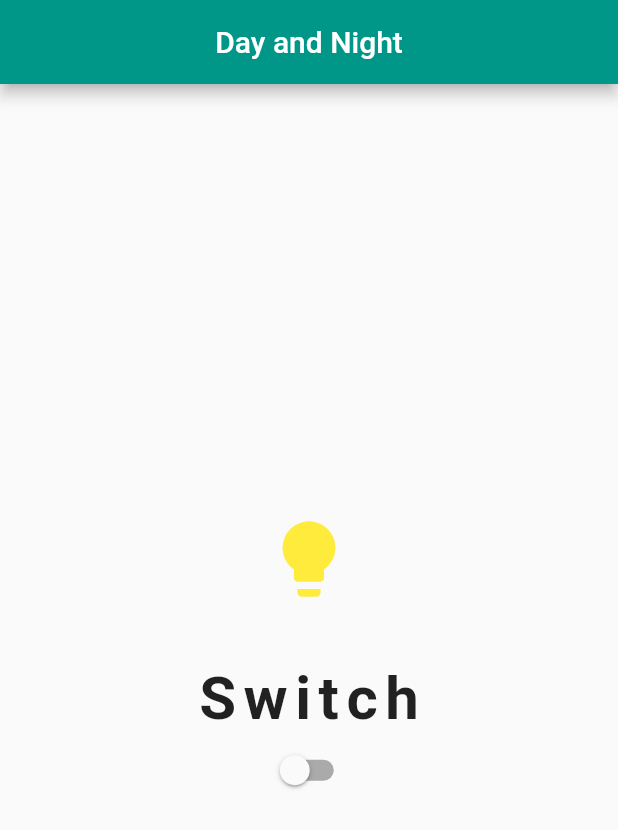
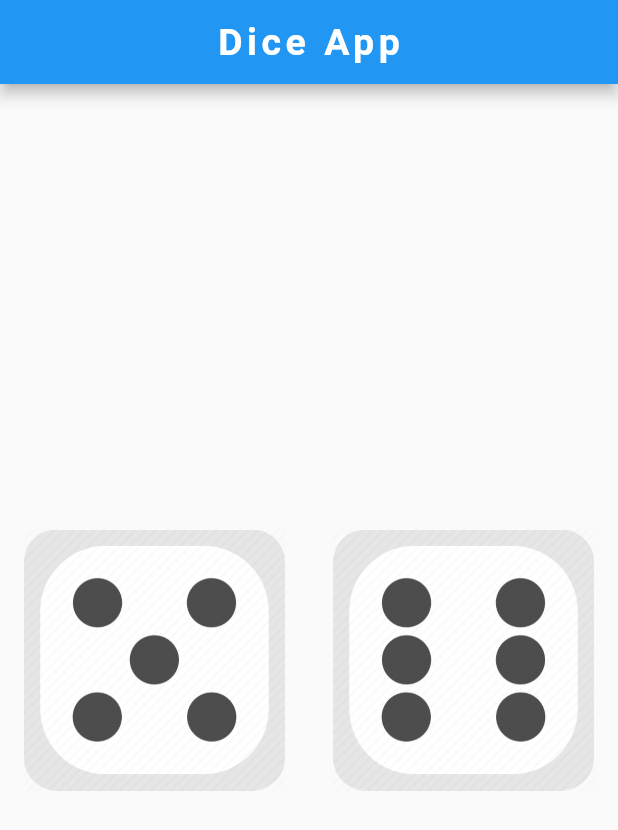
Before and after one commit to abdulkadercse/dark-mode, a Flutter app: the screen it shows after launch, on a phone screen of 412 x 824 dp. Shown: the top 830 px of the screen. Run offline on Flutter 3.47's test engine with Material 2 defaults, Android fonts, the phone set to English and light mode, and no system bars.

Commit message:
this is first commit

```diff
--- a/lib/main.dart
+++ b/lib/main.dart
@@ -1,56 +1,73 @@
+import 'dart:math';
 import 'package:flutter/material.dart';
 void main(){
   runApp(MyApp());
 }
-
 class MyApp extends StatelessWidget {
   const MyApp({Key? key}) : super(key: key);
+
   @override
   Widget build(BuildContext context) {
     return MaterialApp(
-      debugShowCheckedModeBanner: false,
-      home: HomePage(),
+      home: DicePage(),
     );
   }
 }
-class HomePage extends StatefulWidget {
-  const HomePage({Key? key}) : super(key: key);
+class DicePage extends StatefulWidget {
+  const DicePage({Key? key}) : super(key: key);
+
   @override
-  _HomePageState createState() => _HomePageState();
+  _DicePageState createState() => _DicePageState();
 }
-class _HomePageState extends State<HomePage> {
-  bool _switch = false;
-  ThemeData dark = ThemeData(brightness: Brightness.dark);
-  ThemeData light = ThemeData(brightness: Brightness.light);
+
+class _DicePageState extends State<DicePage> {
+  int leftDiceNumer=5;
+  int rightDiceNumber=6;
+  void diceChangeFace() {
+    setState(() {
+      leftDiceNumer=Random().nextInt(6)+1;
+      rightDiceNumber=Random().nextInt(6)+1;
+    });
+  }
   @override
   Widget build(BuildContext context) {
-    return MaterialApp(
-      debugShowCheckedModeBanner: false,
-      theme: _switch ? dark:light,
-      home: Scaffold(
-        appBar: AppBar(
-          backgroundColor: Colors.teal,
-          title: Text("Day and Night"),
-          centerTitle: true,
+    return Scaffold(
+      appBar: AppBar(
+
+        title: Text("Dice App", style:TextStyle(
+          fontSize: 25,
+          letterSpacing: 3,
+          fontWeight: FontWeight.w600,
         ),
-        body: Center(
-          child: Column(
-            mainAxisAlignment: MainAxisAlignment.center,
+        ),
+        centerTitle: true,
+      ),
+      body: Center(
+        child: Row(
             children: [
-              Icon(Icons.lightbulb,size: 60,color: Colors.yellow,),
-              SizedBox(
-                height: 40,
+              Expanded(
+                child: FlatButton(
+                  onPressed: (){
+                    diceChangeFace();
+                  },
+                  child: Image(
+                      image: AssetImage("images/dice$leftDiceNumer.png")
+                  ),
+                ),
               ),
-              Text("Switch",
-                style: TextStyle(fontSize: 40,letterSpacing: 5,fontWeight:FontWeight.bold ),
+              Expanded(
+                child: FlatButton(
+                  onPressed: (){
+                    diceChangeFace();
+                  },
+                  child: Image(
+                      image: AssetImage("images/dice$rightDiceNumber.png")
+                  ),
+                ),
               ),
-              Switch(value: _switch, onChanged: (_newValue){
-                setState(() {
-                  _switch = _newValue;
-                });
-              })
-            ],
-          ),
+
+
+            ]
         ),
       ),
     );
--- a/pubspec.yaml
+++ b/pubspec.yaml
@@ -58,8 +58,8 @@ flutter:
   uses-material-design: true
 
   # To add assets to your application, add an assets section, like this:
-  # assets:
-  #   - images/a_dot_burr.jpeg
+  assets:
+    - images/
   #   - images/a_dot_ham.jpeg
 
   # An image asset can refer to one or more resolution-specific "variants", see
```
Also changed, not shown: images/dice1.png (added), images/dice2.png (added), images/dice3.png (added), images/dice4.png (added), images/dice5.png (added), images/dice6.png (added).
